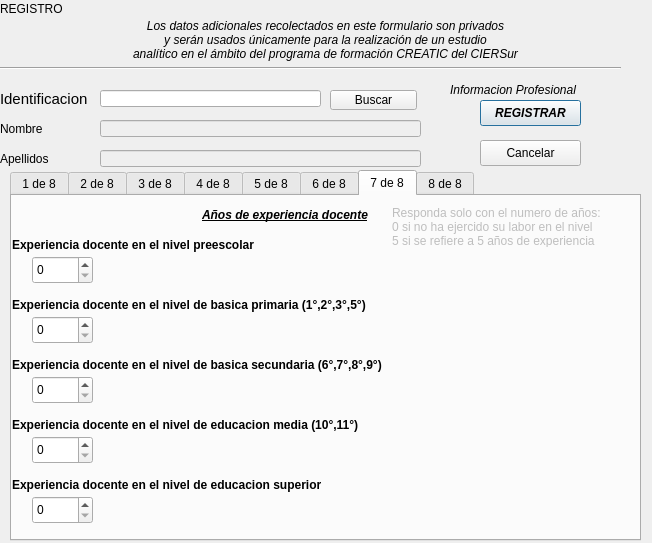
Old version of the form SGC/Vista/VistaRegistrarLT.ui in the repository fernandosanchez1128/SGC.
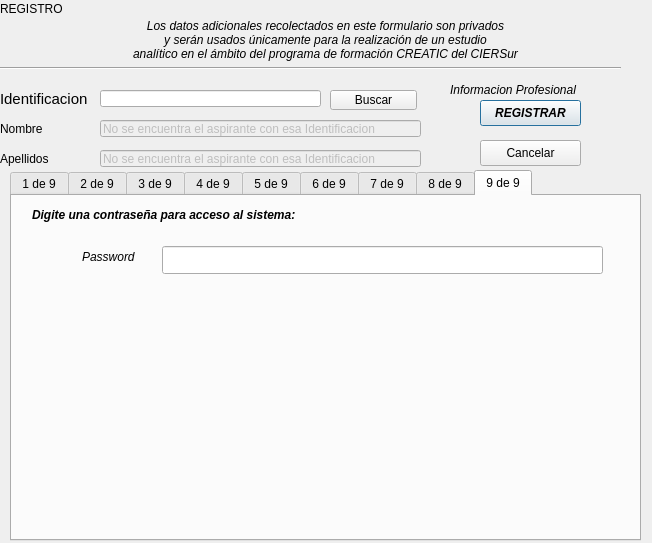
New version of the form.

Commit message: Creacion de LT con herencia, cambios en fabrica usuarios, Agregado campo contraseña a interfaz

The edit to the form file:
```diff
--- a/SGC/Vista/VistaRegistrarLT.ui
+++ b/SGC/Vista/VistaRegistrarLT.ui
@@ -92,6 +92,9 @@
      <height>17</height>
     </rect>
    </property>
+   <property name="text">
+    <string>No se encuentra el aspirante con esa Identificacion</string>
+   </property>
   </widget>
   <widget class="QLabel" name="label_5">
    <property name="geometry">
@@ -118,6 +121,9 @@
      <height>17</height>
     </rect>
    </property>
+   <property name="text">
+    <string>No se encuentra el aspirante con esa Identificacion</string>
+   </property>
   </widget>
   <widget class="Line" name="line">
    <property name="geometry">
@@ -196,11 +202,11 @@
     <item row="0" column="0">
      <widget class="QTabWidget" name="tabWidget">
       <property name="currentIndex">
-       <number>6</number>
+       <number>8</number>
       </property>
       <widget class="QWidget" name="tabWidgetPage1">
        <attribute name="title">
-        <string>1 de 8</string>
+        <string>1 de 9</string>
        </attribute>
        <widget class="QLabel" name="label_7">
         <property name="geometry">
@@ -344,7 +350,7 @@
       </widget>
       <widget class="QWidget" name="tabWidgetPage2">
        <attribute name="title">
-        <string>2 de 8</string>
+        <string>2 de 9</string>
        </attribute>
        <widget class="QLabel" name="label_10">
         <property name="geometry">
@@ -609,7 +615,7 @@
       </widget>
       <widget class="QWidget" name="tabWidgetPage3">
        <attribute name="title">
-        <string>3 de 8</string>
+        <string>3 de 9</string>
        </attribute>
        <widget class="QLabel" name="label_12">
         <property name="geometry">
@@ -851,7 +857,7 @@
       </widget>
       <widget class="QWidget" name="tabWidgetPage4">
        <attribute name="title">
-        <string>4 de 8</string>
+        <string>4 de 9</string>
        </attribute>
        <widget class="QLabel" name="label_16">
         <property name="geometry">
@@ -1090,7 +1096,7 @@
       </widget>
       <widget class="QWidget" name="tabWidgetPage5">
        <attribute name="title">
-        <string>5 de 8</string>
+        <string>5 de 9</string>
        </attribute>
        <widget class="QLabel" name="label_18">
         <property name="geometry">
@@ -1254,7 +1260,7 @@
       </widget>
       <widget class="QWidget" name="tabWidgetPage6">
        <attribute name="title">
-        <string>6 de 8</string>
+        <string>6 de 9</string>
        </attribute>
        <widget class="QLabel" name="label_20">
         <property name="geometry">
@@ -1383,7 +1389,7 @@
       </widget>
       <widget class="QWidget" name="tabWidgetPage7">
        <attribute name="title">
-        <string>7 de 8</string>
+        <string>7 de 9</string>
        </attribute>
        <widget class="QLabel" name="label_21">
         <property name="geometry">
@@ -1580,7 +1586,7 @@
       </widget>
       <widget class="QWidget" name="tabWidgetPage8">
        <attribute name="title">
-        <string>8 de 8</string>
+        <string>8 de 9</string>
        </attribute>
        <widget class="QLabel" name="label_28">
         <property name="geometry">
@@ -1775,6 +1781,59 @@
         </property>
        </widget>
       </widget>
+      <widget class="QWidget" name="tab">
+       <attribute name="title">
+        <string>9 de 9</string>
+       </attribute>
+       <widget class="QLabel" name="label_35">
+        <property name="geometry">
+         <rect>
+          <x>20</x>
+          <y>10</y>
+          <width>281</width>
+          <height>18</height>
+         </rect>
+        </property>
+        <property name="font">
+         <font>
+          <weight>75</weight>
+          <italic>true</italic>
+          <bold>true</bold>
+         </font>
+        </property>
+        <property name="text">
+         <string>Digite una contraseña para acceso al sistema:</string>
+        </property>
+       </widget>
+       <widget class="QLabel" name="label_36">
+        <property name="geometry">
+         <rect>
+          <x>70</x>
+          <y>50</y>
+          <width>61</width>
+          <height>21</height>
+         </rect>
+        </property>
+        <property name="font">
+         <font>
+          <italic>true</italic>
+         </font>
+        </property>
+        <property name="text">
+         <string>Password</string>
+        </property>
+       </widget>
+       <widget class="QLineEdit" name="txtpassword">
+        <property name="geometry">
+         <rect>
+          <x>150</x>
+          <y>50</y>
+          <width>441</width>
+          <height>28</height>
+         </rect>
+        </property>
+       </widget>
+      </widget>
      </widget>
     </item>
    </layout>
```
The commit also changes 46 other files.
